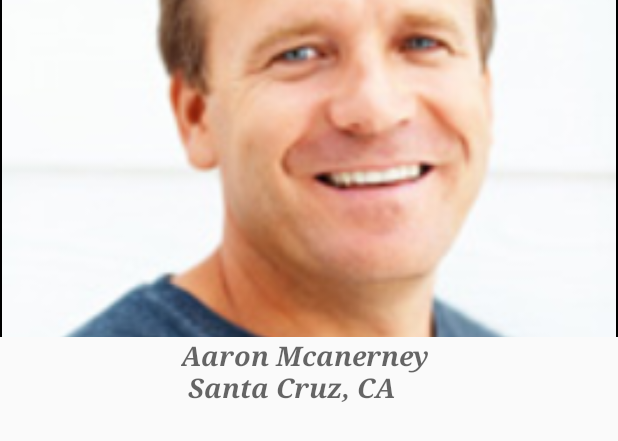
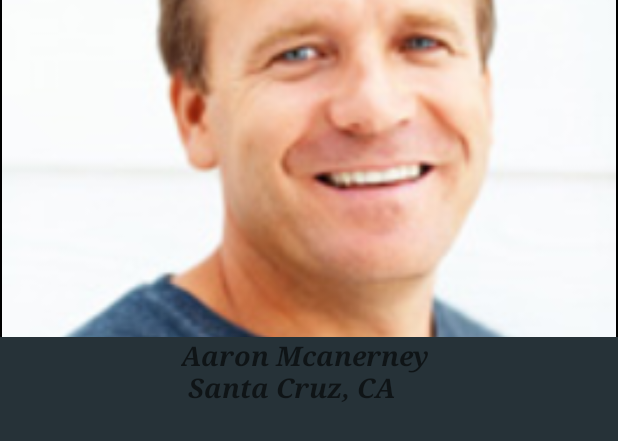
Before and after one commit to aaronmcanerney/Android-application-group, an Android app: the layout fragment_home_profile.xml on its own in the app's theme, with its tools: preview values and no code run, on a phone screen of 412 x 824 dp. Shown: the top 441 px of the screen. Run offline under Robolectric (Android 15) with nearby library versions, the phone set to English and light mode, and no system bars.

Commit message:
Just making sure I can push to git again

```diff
--- a/app/src/main/res/layout/fragment_home_profile.xml
+++ b/app/src/main/res/layout/fragment_home_profile.xml
@@ -5,7 +5,7 @@
     android:layout_height="match_parent"
     android:orientation="vertical"
     android:id = "@+id/home_profile_relative"
-    >
+    android:background="@color/material_blue_grey_900">
     <LinearLayout
         android:orientation="vertical"
         android:layout_width="match_parent"
```
